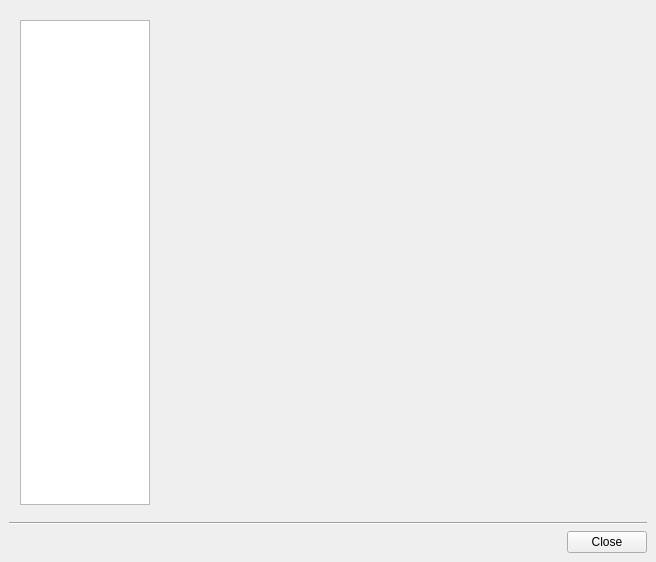
The window that PAConsole/res/maindlg.ui (AnarManafov/PoD) describes before a commit, drawn with Qt 5.
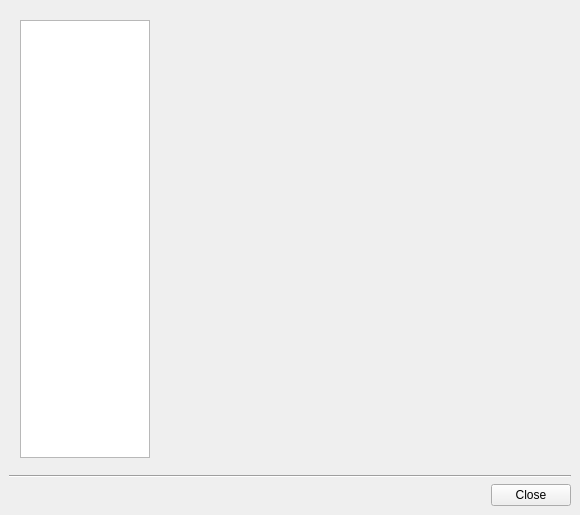
The same window after the commit.

Commit message: PAConsole: adjusted layout of controls

```diff
--- a/PAConsole/res/maindlg.ui
+++ b/PAConsole/res/maindlg.ui
@@ -5,8 +5,8 @@
    <rect>
     <x>0</x>
     <y>0</y>
-    <width>656</width>
-    <height>562</height>
+    <width>580</width>
+    <height>515</height>
    </rect>
   </property>
   <property name="sizePolicy" >
@@ -17,6 +17,12 @@
     <verstretch>0</verstretch>
    </sizepolicy>
   </property>
+  <property name="minimumSize" >
+   <size>
+    <width>580</width>
+    <height>515</height>
+   </size>
+  </property>
   <property name="windowTitle" >
    <string>PROOFAgent Management Console - v 1.0.5</string>
   </property>
```
The commit also changes 1 other file.
